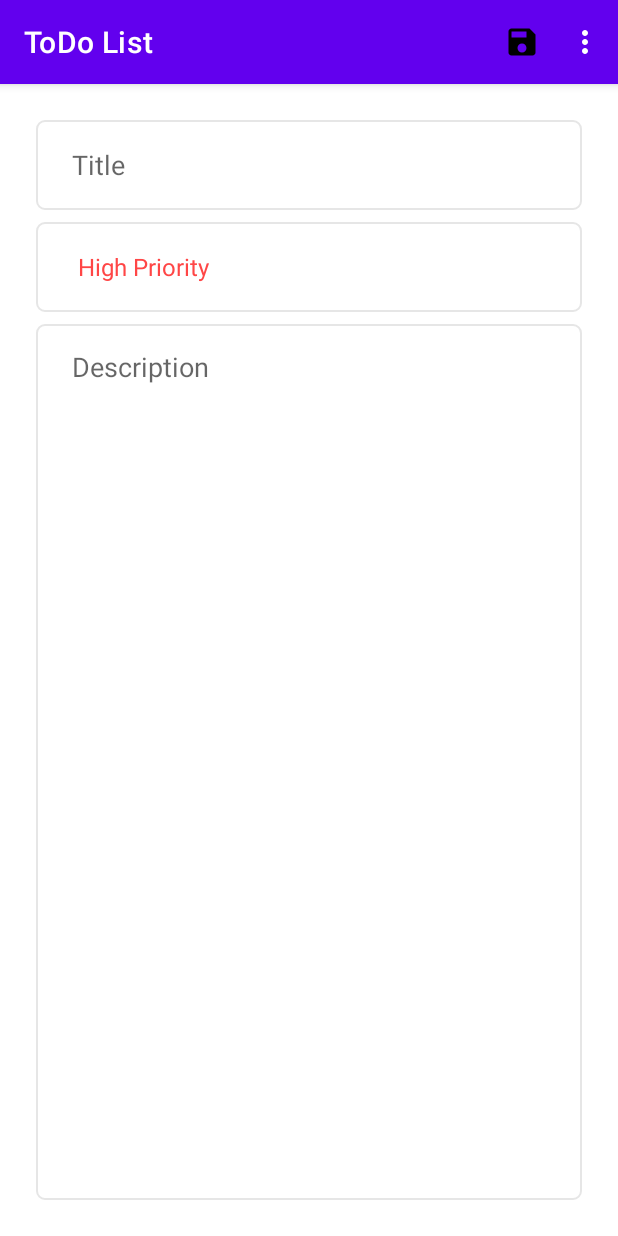
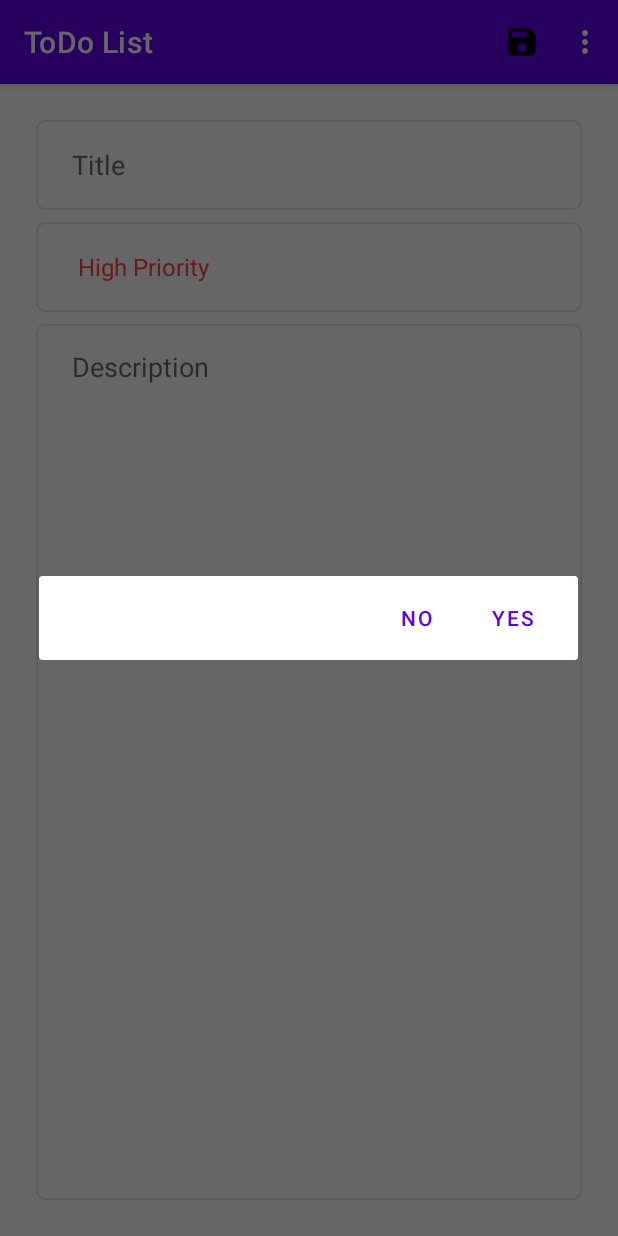
Before and after one commit to mertakd/ToDoAppMvvm, an Android app: the fragment UpdateFragment placed in its activity, in the options menu, after a tap on "Delete", on a phone screen of 412 x 824 dp. Run offline under Robolectric (Android 15) with nearby library versions, the phone set to English and light mode, and no system bars; our stand-ins replace Room's generated code, data binding, navigation-ui; 7 statements that could not run were skipped.

Commit message:
databinding and BindingAdapters.kt class added

```diff
--- a/app/src/main/java/com/example/todoappmvvm/data/ToDoDao.kt
+++ b/app/src/main/java/com/example/todoappmvvm/data/ToDoDao.kt
@@ -17,4 +17,11 @@ interface ToDoDao {
 
     @Update
     suspend fun updateData(toDoData: ToDoData)
+
+
+    @Delete
+    suspend fun deleteItem(toDoData: ToDoData)
+
+    @Query("DELETE FROM todo_table")
+    suspend fun deleteAll()
 }
--- a/app/src/main/java/com/example/todoappmvvm/fragments/SharedViewModel.kt
+++ b/app/src/main/java/com/example/todoappmvvm/fragments/SharedViewModel.kt
@@ -7,10 +7,21 @@ import android.widget.AdapterView
 import android.widget.TextView
 import androidx.core.content.ContextCompat
 import androidx.lifecycle.AndroidViewModel
+import androidx.lifecycle.MutableLiveData
 import com.example.todoappmvvm.R
 import com.example.todoappmvvm.data.models.Priority
+import com.example.todoappmvvm.data.models.ToDoData
 
 class SharedViewModel(application: Application) : AndroidViewModel(application){
+
+    val emptyDatabase: MutableLiveData<Boolean> = MutableLiveData(true)
+
+    fun checkIfDatabaseEmpty(toDoData: List<ToDoData>){
+        emptyDatabase.value = toDoData.isEmpty()
+        //false durumu
+    }
+
+
 
     //spinner daki textview ın yazı rengini değiştiriyoruz
     val listener: AdapterView.OnItemSelectedListener = object :
@@ -52,6 +63,9 @@ class SharedViewModel(application: Application) : AndroidViewModel(application){
     }
 
 
+/*
+
+    //bu logic bindingadapter a taşındı:d
 
     //PPRİORİTY nesnesini integer a dönüştürüyor.
     fun parsePriorityToInt(priority: Priority) : Int{
@@ -62,5 +76,6 @@ class SharedViewModel(application: Application) : AndroidViewModel(application){
         }
     }
 
+*/
 
 }
--- a/app/src/main/java/com/example/todoappmvvm/fragments/update/UpdateFragment.kt
+++ b/app/src/main/java/com/example/todoappmvvm/fragments/update/UpdateFragment.kt
@@ -1,5 +1,6 @@
 package com.example.todoappmvvm.fragments.update
 
+import android.app.AlertDialog
 import android.os.Bundle
 import android.view.*
 import android.widget.Toast
@@ -32,16 +33,23 @@ class UpdateFragment : Fragment() {
     override fun onCreateView(
         inflater: LayoutInflater, container: ViewGroup?,
         savedInstanceState: Bundle?
-    ): View {
+    ): View? {
         _binding = FragmentUpdateBinding.inflate(layoutInflater, container, false)
+        binding.argsBinding = args
         //set menu
         setHasOptionsMenu(true)
+/*
+        //layout içine args bind edildi
 
         binding.currentTitleEt.setText(args.currentItem.title)
         binding.descriptionEt.setText(args.currentItem.description)
         binding.currentPrioritiesSpinner.setSelection(mSharedViewModel.parsePriorityToInt(args.currentItem.priority))
         binding.currentPrioritiesSpinner.onItemSelectedListener = mSharedViewModel.listener
 
+*/
+
+        //spinner item selected listener
+        binding.currentPrioritiesSpinner.onItemSelectedListener = mSharedViewModel.listener
 
         return binding.root
 
@@ -52,11 +60,14 @@ class UpdateFragment : Fragment() {
     }
 
     override fun onOptionsItemSelected(item: MenuItem): Boolean {
-        if (item.itemId == R.id.menu_save){
-            updateItem()
+        when (item.itemId ){
+            R.id.menu_save -> updateItem()
+            R.id.menu_delete -> confirmItemRemoval()
         }
         return super.onOptionsItemSelected(item)
     }
+
+
 
     private fun updateItem() {
         val title = binding.currentTitleEt.text.toString()
@@ -80,4 +91,30 @@ class UpdateFragment : Fragment() {
             Toast.makeText(requireContext(),"Please fill out all fields!", Toast.LENGTH_SHORT).show()
         }
     }
+
+
+
+
+    //alert dialog ile tek bir item silme işlemi
+    private fun confirmItemRemoval() {
+        val builder = AlertDialog.Builder(requireContext())
+        builder.setPositiveButton("Yes") {_, _ ->
+            mToDoViewModel.deleteItem(args.currentItem)
+            Toast.makeText(
+                requireContext(),
+                "Successfully Removed: ${args.currentItem.title}",
+                Toast.LENGTH_SHORT
+            ).show()
+            findNavController().navigate(R.id.action_updateFragment_to_listFragment)
+        }
+        builder.setNegativeButton("No"){_,_ ->}
+        builder.setTitle("Delete ${args.currentItem.title}?")
+        builder.setMessage("Are you sure you want to remove ${args.currentItem.title}?")
+        builder.create().show()
+    }
+
+    override fun onDestroyView() {
+        super.onDestroyView()
+        _binding = null
+    }
 }
--- a/app/src/main/res/layout/fragment_update.xml
+++ b/app/src/main/res/layout/fragment_update.xml
@@ -1,10 +1,19 @@
 <?xml version="1.0" encoding="utf-8"?>
-<androidx.constraintlayout.widget.ConstraintLayout xmlns:android="http://schemas.android.com/apk/res/android"
+<layout xmlns:android="http://schemas.android.com/apk/res/android"
     xmlns:tools="http://schemas.android.com/tools"
+    xmlns:app="http://schemas.android.com/apk/res-auto">
+
+    <data>
+        <variable
+            name="argsBinding"
+            type="com.example.todoappmvvm.fragments.update.UpdateFragmentArgs" />
+
+    </data>
+
+    <androidx.constraintlayout.widget.ConstraintLayout
         android:layout_width="match_parent"
         android:layout_height="match_parent"
         android:padding="24dp"
-    xmlns:app="http://schemas.android.com/apk/res-auto"
         tools:context=".fragments.update.UpdateFragment">
 
         <EditText
@@ -17,6 +26,7 @@
             android:inputType="textPersonName"
             android:hint="@string/title"
             android:background="@drawable/custom_input"
+            android:text="@{argsBinding.currentItem.title}"
             app:layout_constraintEnd_toEndOf="parent"
             app:layout_constraintHorizontal_bias="0.5"
             app:layout_constraintStart_toStartOf="parent"
@@ -31,6 +41,7 @@
             android:background="@drawable/custom_input"
             android:paddingStart="20dp"
             android:paddingEnd="20dp"
+            android:parsePriorityToInt="@{argsBinding.currentItem.priority}"
             app:layout_constraintEnd_toEndOf="parent"
             app:layout_constraintHorizontal_bias="0.5"
             app:layout_constraintStart_toStartOf="parent"
@@ -49,6 +60,7 @@
             android:paddingTop="16dp"
             android:inputType="textMultiLine"
             android:hint="@string/description"
+            android:text="@{argsBinding.currentItem.description}"
             app:layout_constraintBottom_toBottomOf="parent"
             app:layout_constraintEnd_toEndOf="parent"
             app:layout_constraintHorizontal_bias="0.5"
@@ -56,3 +68,4 @@
             app:layout_constraintTop_toBottomOf="@+id/current_priorities_spinner" />
 
     </androidx.constraintlayout.widget.ConstraintLayout>
+</layout>
```
Also changed, not shown: app/src/main/java/com/example/todoappmvvm/data/repository/ToDoRepository.kt (+9 -0 lines), app/src/main/java/com/example/todoappmvvm/data/viewmodel/ToDoViewModel.kt (+13 -0 lines), app/src/main/java/com/example/todoappmvvm/fragments/BindingAdapters.kt (added, +87 -0 lines), app/src/main/java/com/example/todoappmvvm/fragments/list/adapter/ListAdapter.kt (added, +60 -0 lines), app/src/main/res/layout/fragment_list.xml (+14 -2 lines), app/src/main/res/layout/row_layout.xml (+15 -4 lines). Lines whose indentation alone changed are shown as unchanged.
